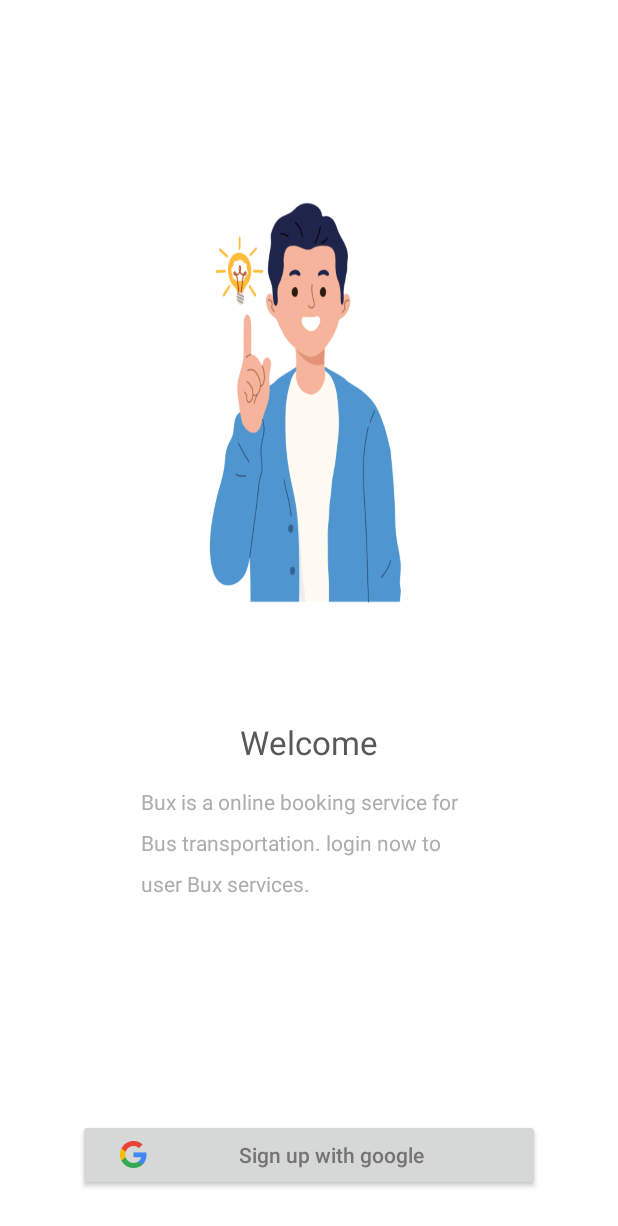
After one commit to ahar032/FinalProject, an Android app: the layout activity_sign_up.xml on its own in the app's theme, with its tools: preview values and no code run, on a phone screen of 412 x 824 dp. The commit adds this screen. Shown: the top 1226 px of the screen. Run offline under Robolectric (Android 15) with nearby library versions, the phone set to English and light mode, and no system bars.

Commit message:
sign up activity

```diff
--- a/app/src/main/java/com/mahar/busxhacktiv/MainActivity.java
+++ b/app/src/main/java/com/mahar/busxhacktiv/auth/SignUpActivity.java
@@ -1,14 +1,16 @@
-package com.mahar.busxhacktiv;
+package com.mahar.busxhacktiv.auth;
 
 import androidx.appcompat.app.AppCompatActivity;
 
 import android.os.Bundle;
 
-public class MainActivity extends AppCompatActivity {
+import com.mahar.busxhacktiv.R;
+
+public class SignUpActivity extends AppCompatActivity {
 
     @Override
     protected void onCreate(Bundle savedInstanceState) {
         super.onCreate(savedInstanceState);
-        setContentView(R.layout.activity_main);
+        setContentView(R.layout.activity_sign_up);
     }
 }
--- /dev/null
+++ b/app/src/main/res/layout/activity_sign_up.xml
@@ -0,0 +1,55 @@
+<?xml version="1.0" encoding="utf-8"?>
+<RelativeLayout xmlns:android="http://schemas.android.com/apk/res/android"
+    xmlns:app="http://schemas.android.com/apk/res-auto"
+    xmlns:tools="http://schemas.android.com/tools"
+    android:layout_width="match_parent"
+    android:layout_height="match_parent"
+    tools:context=".auth.SignUpActivity">
+<ImageView
+    android:id="@+id/picture"
+    android:layout_marginTop="120dp"
+    android:layout_centerHorizontal="true"
+    android:layout_width="200dp"
+    android:layout_height="300dp"
+    android:background="@drawable/people_removebg"
+    android:scaleType="fitXY"
+    android:contentDescription="@string/picture"/>
+    <TextView
+        android:id="@+id/welcome_"
+        android:layout_width="wrap_content"
+        android:layout_height="30dp"
+        android:layout_centerHorizontal="true"
+        android:layout_below="@+id/picture"
+        android:layout_marginTop="60dp"
+        android:text="@string/welcome"
+        android:textAppearance="@style/welcome_"
+        />
+    <TextView
+        android:id="@+id/bux_is_a_on"
+        android:layout_width="224dp"
+        android:layout_height="84dp"
+        android:layout_centerHorizontal="true"
+        android:layout_below="@+id/welcome_"
+        android:layout_marginTop="20dp"
+        android:text="@string/bux_is_a_online"
+        android:textAppearance="@style/bux_is_a_on"
+        android:lineSpacingExtra="11sp"
+        android:translationY="-5.6sp"
+        />
+
+    <androidx.appcompat.widget.AppCompatButton
+        android:id="@+id/btnSignUp"
+        android:layout_width="308dp"
+        android:layout_height="48dp"
+        android:layout_alignParentBottom="true"
+        android:layout_centerHorizontal="true"
+        android:layout_marginBottom="30dp"
+        android:drawableStart="@drawable/googleg_standard_color_18"
+        android:drawablePadding="12dp"
+        android:paddingVertical="9dp"
+        android:paddingHorizontal="28dp"
+        android:lineSpacingExtra="11sp"
+        style="@style/sign_up_wit"
+        android:text="@string/sign_up_wit"
+        android:textAllCaps="false" />
+</RelativeLayout>
```
